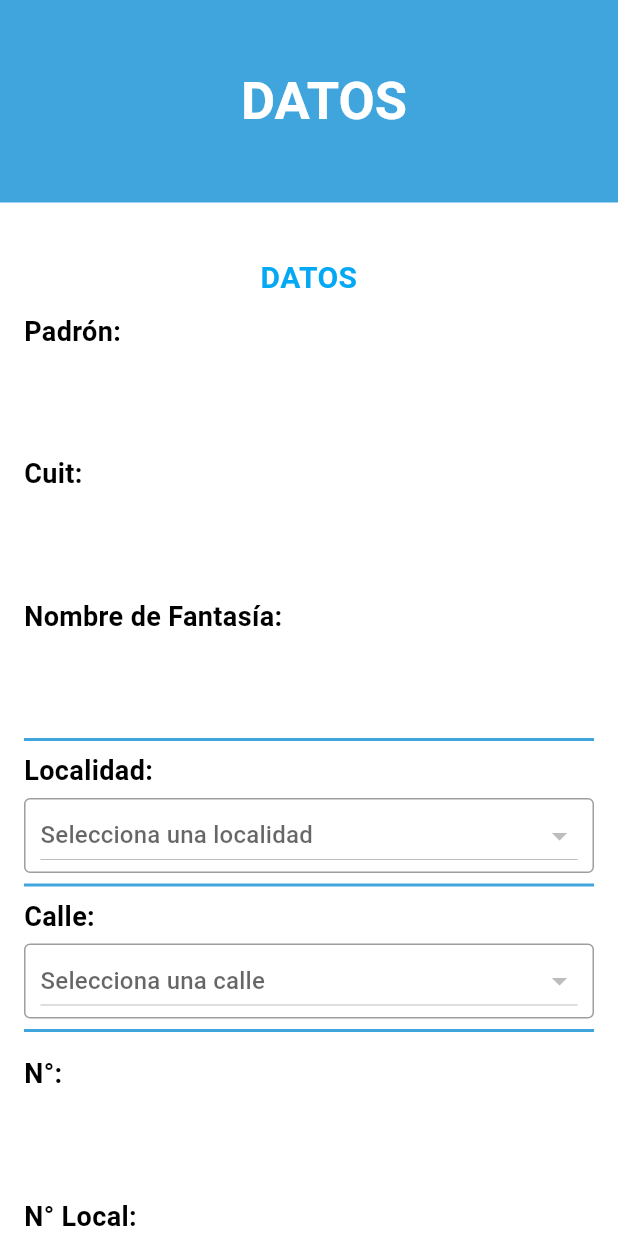
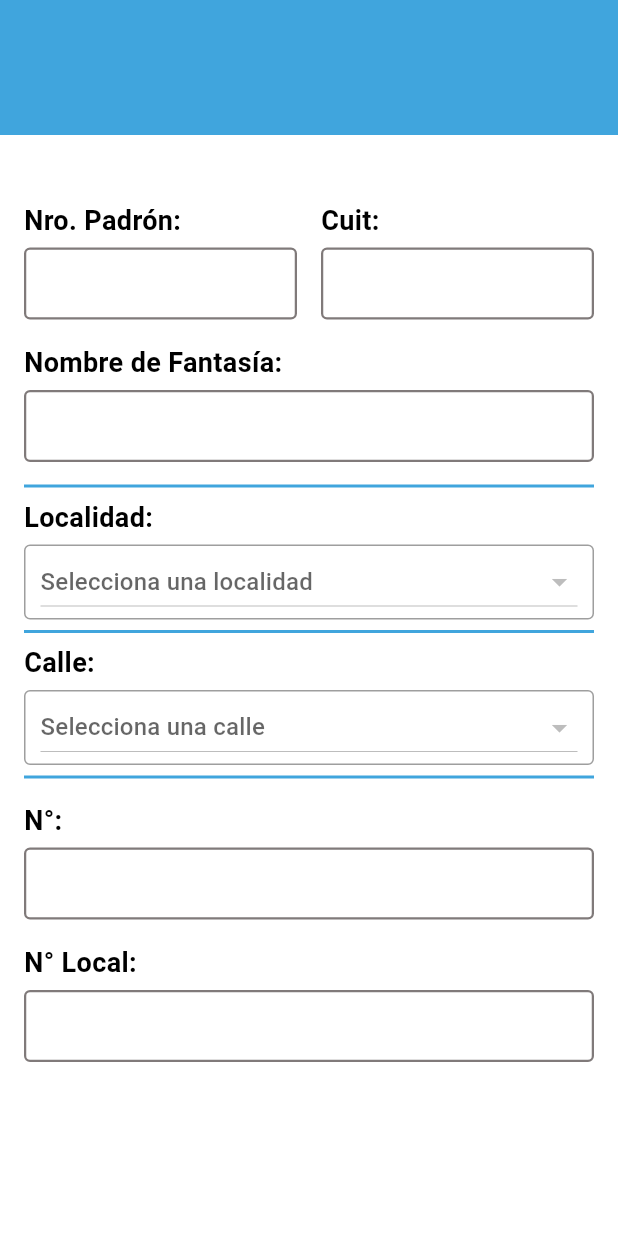
Before and after one commit to Rociotorrano/relevamiento-comercial, a Flutter app: the PadronPage screen opened directly, on a phone screen of 412 x 824 dp. Run offline on Flutter 3.47's test engine with Material 3 defaults, Android fonts, the phone set to English and light mode, and no system bars; our stand-ins replace geolocator, shared_preferences; accounts and stored records are empty; network calls fail.

Commit message:
primera pantalla lista

```diff
--- a/relevamientocomercial/lib/main.dart
+++ b/relevamientocomercial/lib/main.dart
@@ -139,15 +139,6 @@ class _LoginPageState extends State<LoginPage> {
                   ),
                 ),
                 const SizedBox(height: 40.0),
-                if (!keyboardIsOpen)
-                  Text(
-                    'ACTAS',
-                    style: size.width >= 150
-                        ? texto.headlineLarge!.copyWith(
-                            color: Colors.white, fontWeight: FontWeight.bold)
-                        : texto.headlineSmall!.copyWith(
-                            color: Colors.white, fontWeight: FontWeight.bold),
-                  ),
               ],
             ),
           ),
--- a/relevamientocomercial/lib/padron.dart
+++ b/relevamientocomercial/lib/padron.dart
@@ -52,7 +52,7 @@ class _PadronPageState extends State<PadronPage> {
   final TextEditingController _numeroLocalController = TextEditingController();
 
   Map<String, bool> _camposValidos = {
-    'padron': true,
+    'Nro. Padrón': true,
     'cuit': true,
     'nombre fantasia': true,
     'numero': true,
@@ -86,7 +86,7 @@ class _PadronPageState extends State<PadronPage> {
     Map<String, bool> validaciones = Map.from(_camposValidos);
 
     // Validar cada campo
-    validaciones['padron'] = _padronController.text.isNotEmpty;
+    validaciones['Nro. Padrón'] = _padronController.text.isNotEmpty;
     validaciones['cuit'] = _cuitController.text.isNotEmpty;
     validaciones['nombre de fantasia'] =
         _nombrefantasiaController.text.isNotEmpty;
@@ -129,28 +129,37 @@ class _PadronPageState extends State<PadronPage> {
         automaticallyImplyLeading: false,
         backgroundColor: const Color(0xFF40A5DD),
         centerTitle: true,
-        toolbarHeight: 135.0,
+        toolbarHeight: 90.0,
         elevation: 0,
         title: const Padding(
           padding: EdgeInsets.only(left: 20.0),
-          child: Text(
-            'DATOS',
-            style: TextStyle(
-              fontSize: 35,
-              fontWeight: FontWeight.bold,
-              color: Colors.white,
-            ),
-          ),
+          // child: Text(
+          //   'DATOS',
+          //   style: TextStyle(
+          //     fontSize: 35,
+          //     fontWeight: FontWeight.bold,
+          //     color: Colors.white,
+          //   ),
+          // ),
         ),
       ),
       body: ListView(
         padding: const EdgeInsets.all(16.0),
         children: [
           const SizedBox(height: 20),
-          _buildSectionTitulo('DATOS'),
-          _buildTexto('Padrón:', _padronController, isNumeric: true),
-          _buildTexto('Cuit:', _cuitController),
-          _buildTexto('Nombre de Fantasía:', _cuitController),
+          Row(
+            children: [
+              Expanded(
+                child: _buildTexto('Nro. Padrón:', _padronController,
+                    isNumeric: true),
+              ),
+              const SizedBox(width: 16),
+              Expanded(
+                child: _buildTexto('Cuit:', _cuitController),
+              ),
+            ],
+          ),
+          _buildTexto('Nombre de Fantasía:', _nombrefantasiaController),
           const Divider(color: Color(0xFF40A5DD), thickness: 2),
           _buildDropdownLocalidad(),
           const Divider(color: Color(0xFF40A5DD), thickness: 2),
@@ -268,28 +277,14 @@ class _PadronPageState extends State<PadronPage> {
     );
   }
 
-  Widget _buildSectionTitulo(String title) {
-    return Text(
-      title,
-      style: const TextStyle(
-        fontSize: 20,
-        fontWeight: FontWeight.bold,
-        color: Colors.lightBlue,
-      ),
-      textAlign: TextAlign.center,
-    );
-  }
-
   Widget _buildTexto(String label, TextEditingController controller,
       {bool isNumeric = false}) {
-    //validaciones
     String campoKey = '';
-    if (controller == _padronController) campoKey = 'padron';
+    if (controller == _padronController) campoKey = 'Nro. Padrón';
     if (controller == _cuitController) campoKey = 'cuit';
     if (controller == _numeroController) campoKey = 'numero';
     if (controller == _numeroLocalController) campoKey = 'numeroLocal';
 
-    // Verificar si el campo es válido
     bool esValido = _camposValidos[campoKey] ?? true;
 
     return Padding(
@@ -312,16 +307,24 @@ class _PadronPageState extends State<PadronPage> {
             decoration: InputDecoration(
               errorText: !esValido ? "*requerido" : null,
               errorStyle: const TextStyle(color: Colors.red),
+              enabledBorder: OutlineInputBorder(
+                borderSide: BorderSide(
+                  color: esValido
+                      ? Color.fromARGB(255, 128, 122, 122)
+                      : Colors.red,
+                  width: 1.5,
+                ),
+              ),
               focusedBorder: OutlineInputBorder(
                 borderSide: BorderSide(
-                  color: !esValido ? Colors.red : Color(0xFF40A5DD),
+                  color: esValido ? const Color(0xFF40A5DD) : Colors.red,
+                  width: 1.5,
                 ),
               ),
               contentPadding:
                   const EdgeInsets.symmetric(horizontal: 10, vertical: 5),
             ),
             onChanged: (value) {
-              // Limpiar error cuando el usuario comienza a escribir
               if (!esValido) {
                 setState(() {
                   _camposValidos[campoKey] = true;
```
Also changed, not shown: relevamientocomercial/assets/images/LOGO_MUNI_2024_BLANCO.jpg (added), relevamientocomercial/pubspec.lock, 4 other files.
